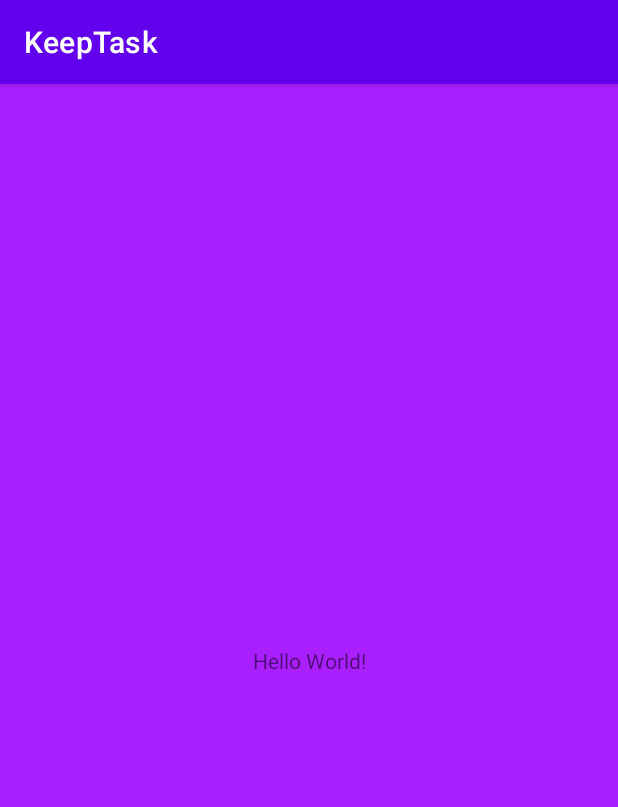
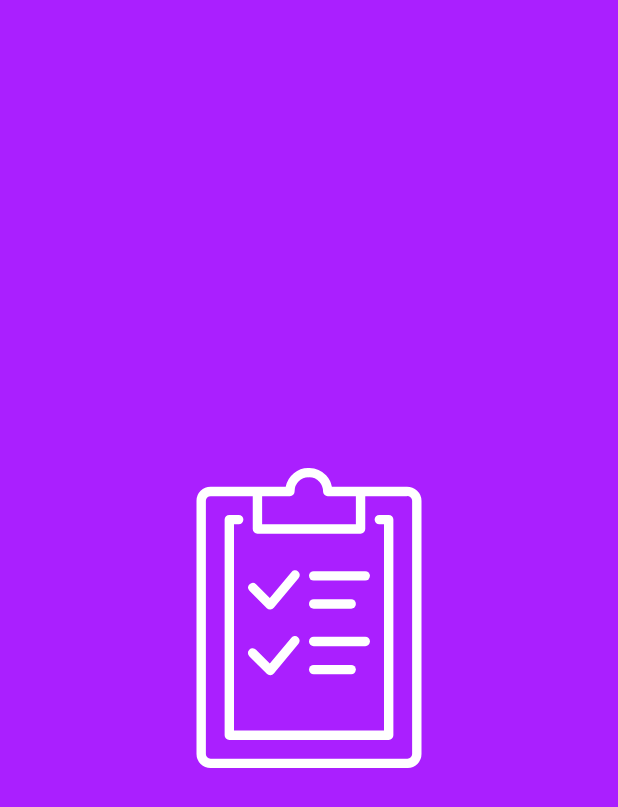
Before and after one commit to MariiMariis/KeepTask, an Android app: the first screen one second after launch (MainActivity), on a phone screen of 412 x 824 dp. Shown: the top 807 px of the screen. Run offline under Robolectric (Android 15) with nearby library versions, the light colour scheme and no system bars.

Commit message:
Navegação Inicial

```diff
--- a/app/build.gradle
+++ b/app/build.gradle
@@ -29,6 +29,10 @@ android {
     kotlinOptions {
         jvmTarget = '1.8'
     }
+
+    viewBinding{
+        enabled = true
+    }
 }
 
 dependencies {
--- a/app/src/main/AndroidManifest.xml
+++ b/app/src/main/AndroidManifest.xml
@@ -10,7 +10,7 @@
         android:supportsRtl="true"
         android:theme="@style/Theme.KeepTask">
         <activity
-            android:name=".MainActivity"
+            android:name=".ui.MainActivity"
             android:exported="true">
             <intent-filter>
                 <action android:name="android.intent.action.MAIN" />
--- a/app/src/main/java/br/infnet/dev/keeptask/MainActivity.kt
+++ /dev/null
@@ -1,11 +0,0 @@
-package br.infnet.dev.keeptask
-
-import androidx.appcompat.app.AppCompatActivity
-import android.os.Bundle
-
-class MainActivity : AppCompatActivity() {
-    override fun onCreate(savedInstanceState: Bundle?) {
-        super.onCreate(savedInstanceState)
-        setContentView(R.layout.activity_main)
-    }
-}
--- /dev/null
+++ b/app/src/main/java/br/infnet/dev/keeptask/ui/MainActivity.kt
@@ -0,0 +1,21 @@
+package br.infnet.dev.keeptask.ui
+
+import androidx.appcompat.app.AppCompatActivity
+import android.os.Bundle
+import androidx.navigation.fragment.NavHostFragment
+import br.infnet.dev.keeptask.R
+import br.infnet.dev.keeptask.databinding.ActivityMainBinding
+
+class MainActivity : AppCompatActivity() {
+
+    private lateinit var binding: ActivityMainBinding
+
+    override fun onCreate(savedInstanceState: Bundle?) {
+        super.onCreate(savedInstanceState)
+        binding = ActivityMainBinding.inflate(layoutInflater)
+        setContentView(binding.root)
+
+        supportFragmentManager.findFragmentById(binding.navHostFragment.id) as NavHostFragment
+
+    }
+}
--- a/app/src/main/java/br/infnet/dev/keeptask/ui/SplashFragment.kt
+++ b/app/src/main/java/br/infnet/dev/keeptask/ui/SplashFragment.kt
@@ -1,20 +1,42 @@
 package br.infnet.dev.keeptask.ui
 
 import android.os.Bundle
+import android.os.Handler
+import android.os.Looper
 import androidx.fragment.app.Fragment
 import android.view.LayoutInflater
 import android.view.View
 import android.view.ViewGroup
+import androidx.navigation.fragment.findNavController
 import br.infnet.dev.keeptask.R
+import br.infnet.dev.keeptask.databinding.FragmentSplashBinding
 
 class SplashFragment : Fragment() {
+
+    private var _binding: FragmentSplashBinding? = null
+    private val binding get() = _binding!!
 
     override fun onCreateView(
         inflater: LayoutInflater, container: ViewGroup?,
         savedInstanceState: Bundle?
-    ): View? {
-        // Inflate the layout for this fragment
-        return inflater.inflate(R.layout.fragment_splash, container, false)
+    ): View {
+        _binding = FragmentSplashBinding.inflate(inflater, container, false)
+        return binding.root
     }
 
+    override fun onViewCreated(view: View, savedInstanceState: Bundle?) {
+        super.onViewCreated(view, savedInstanceState)
+
+        Handler(Looper.getMainLooper()).postDelayed(this::checkAuth, 3000)
+    }
+
+    private fun checkAuth() {
+        findNavController().navigate(R.id.loginFragment)
+
+    }
+
+    override fun onDestroyView() {
+        super.onDestroyView()
+        _binding = null
+    }
 }
--- a/app/src/main/res/layout/activity_main.xml
+++ b/app/src/main/res/layout/activity_main.xml
@@ -4,15 +4,18 @@
     xmlns:tools="http://schemas.android.com/tools"
     android:layout_width="match_parent"
     android:layout_height="match_parent"
-    tools:context=".MainActivity">
+    tools:context=".ui.MainActivity">
 
-    <TextView
-        android:layout_width="wrap_content"
-        android:layout_height="wrap_content"
-        android:text="Hello World!"
+    <androidx.fragment.app.FragmentContainerView
+        android:id="@+id/nav_host_fragment"
+        android:name="androidx.navigation.fragment.NavHostFragment"
+        android:layout_width="0dp"
+        android:layout_height="0dp"
+        app:defaultNavHost="true"
         app:layout_constraintBottom_toBottomOf="parent"
-        app:layout_constraintLeft_toLeftOf="parent"
-        app:layout_constraintRight_toRightOf="parent"
-        app:layout_constraintTop_toTopOf="parent" />
+        app:layout_constraintEnd_toEndOf="parent"
+        app:layout_constraintStart_toStartOf="parent"
+        app:layout_constraintTop_toTopOf="parent"
+        app:navGraph="@navigation/main_graph" />
 
 </androidx.constraintlayout.widget.ConstraintLayout>
--- a/app/src/main/res/layout/fragment_recover_account.xml
+++ b/app/src/main/res/layout/fragment_recover_account.xml
@@ -55,8 +55,10 @@
                 android:layout_marginTop="8dp"
                 android:background="@drawable/bg_edit"
                 android:hint="email@email.com"
+                android:textColorHint="@color/hint_gray"
                 android:padding="14dp"
-                android:textSize="14sp" />
+                android:textSize="14sp"
+                android:textColor="@color/black"/>
 
             <Button
                 android:layout_width="match_parent"
--- a/app/src/main/res/values-night/themes.xml
+++ b/app/src/main/res/values-night/themes.xml
@@ -1,9 +1,9 @@
 <resources xmlns:tools="http://schemas.android.com/tools">
     <!-- Base application theme. -->
-    <style name="Theme.KeepTask" parent="Theme.MaterialComponents.DayNight.DarkActionBar">
+    <style name="Theme.KeepTask" parent="Theme.MaterialComponents.DayNight.NoActionBar">
         <!-- Primary brand color. -->
         <item name="colorPrimary">@color/purple_200</item>
-        <item name="colorPrimaryVariant">@color/purple_700</item>
+        <item name="colorPrimaryVariant">@color/bg_color</item>
         <item name="colorOnPrimary">@color/black</item>
         <!-- Secondary brand color. -->
         <item name="colorSecondary">@color/teal_200</item>
@@ -12,5 +12,8 @@
         <!-- Status bar color. -->
         <item name="android:statusBarColor" tools:targetApi="l">?attr/colorPrimaryVariant</item>
         <!-- Customize your theme here. -->
+        <item name="android:windowBackground">@color/bg_color</item>
+
+
     </style>
 </resources>
--- a/app/src/main/res/values/colors.xml
+++ b/app/src/main/res/values/colors.xml
@@ -1,6 +1,7 @@
 <?xml version="1.0" encoding="utf-8"?>
 <resources>
     <color name="bg_color">#AA1FFF</color>
+    <color name="hint_gray">#8C868F</color>
 
 
     <color name="purple_200">#FFBB86FC</color>
--- a/app/src/main/res/values/themes.xml
+++ b/app/src/main/res/values/themes.xml
@@ -1,9 +1,9 @@
 <resources xmlns:tools="http://schemas.android.com/tools">
     <!-- Base application theme. -->
-    <style name="Theme.KeepTask" parent="Theme.MaterialComponents.DayNight.DarkActionBar">
+    <style name="Theme.KeepTask" parent="Theme.MaterialComponents.DayNight.NoActionBar">
         <!-- Primary brand color. -->
         <item name="colorPrimary">@color/purple_500</item>
-        <item name="colorPrimaryVariant">@color/purple_700</item>
+        <item name="colorPrimaryVariant">@color/bg_color</item>
         <item name="colorOnPrimary">@color/white</item>
         <!-- Secondary brand color. -->
         <item name="colorSecondary">@color/teal_200</item>
@@ -14,5 +14,6 @@
         <!-- Customize your theme here. -->
         <item name="android:windowBackground">@color/bg_color</item>
 
+
     </style>
 </resources>
```
Also changed, not shown: app/src/main/java/br/infnet/dev/keeptask/ui/auth/LoginFragment.kt (+30 -2 lines), app/src/main/res/layout/fragment_login.xml (+19 -10 lines), app/src/main/res/layout/fragment_register.xml (+6 -2 lines).
